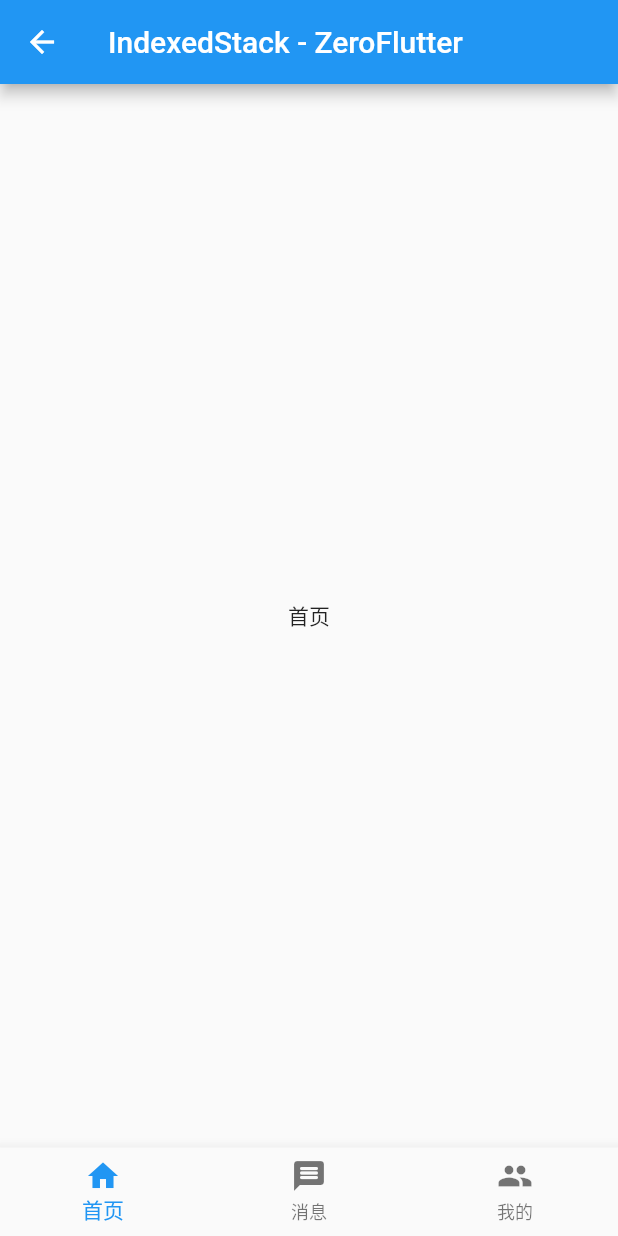
After one commit to BytesZero/flutter_widgets, a Flutter app: the IndexedStackPage screen opened directly, on a phone screen of 412 x 824 dp. The commit adds this screen. Run offline on Flutter 3.47's test engine with Material 2 defaults, Android fonts, the phone set to English and light mode, and no system bars.

Commit message:
1、添加 IndexedStack

```diff
--- a/lib/data/page_data.dart
+++ b/lib/data/page_data.dart
@@ -2,6 +2,7 @@ import 'package:flutter/material.dart';
 import 'package:flutter_widgets/pages/list/flex/column_row_page.dart';
 import 'package:flutter_widgets/pages/list/flex/flexible_expaned_spacer_page.dart';
 import 'package:flutter_widgets/pages/list/gridview/grid_view_page.dart';
+import 'package:flutter_widgets/pages/list/stack/indexed_stack_page.dart';
 import 'package:flutter_widgets/pages/list/stack/positioned_align_center_page.dart';
 import 'package:flutter_widgets/pages/list/stack/stack_page.dart';
 import 'package:flutter_widgets/pages/list/wrap/wrap_page.dart';
@@ -64,4 +65,8 @@ List<PageEntity> pageList = [
     title: 'Positioned、Align、Center',
     page: Stack2Page(),
   ),
+  PageEntity(
+    title: 'IndexedStack',
+    page: IndexedStackPage(),
+  ),
 ];
--- /dev/null
+++ b/lib/pages/list/stack/indexed_stack_page.dart
@@ -0,0 +1,106 @@
+import 'package:flutter/material.dart';
+
+/// IndexedStack 页面
+class IndexedStackPage extends StatefulWidget {
+  IndexedStackPage({Key? key}) : super(key: key);
+
+  @override
+  _IndexedStackPageState createState() => _IndexedStackPageState();
+}
+
+class _IndexedStackPageState extends State<IndexedStackPage> {
+  // 当前子项索引
+  int currentIndex = 0;
+  // 子项集
+  late List<Widget> children;
+
+  @override
+  void initState() {
+    super.initState();
+    // 初始化子项集合
+    children = [
+      PageDetails(title: '首页'),
+      PageDetails(title: '消息'),
+      PageDetails(title: '我的'),
+    ];
+  }
+
+  @override
+  Widget build(BuildContext context) {
+    return Scaffold(
+      appBar: AppBar(
+        title: Text('IndexedStack - ZeroFlutter'),
+      ),
+      body: IndexedStack(
+        alignment: Alignment.center,
+        index: currentIndex,
+        children: children,
+        // children: [
+        //   const PageDetails(title: '首页'),
+        //   const PageDetails(title: '消息'),
+        //   const PageDetails(title: '我的'),
+        //   // Container(
+        //   //   width: 300,
+        //   //   height: 300,
+        //   //   color: Colors.orange,
+        //   // ),
+        //   // Container(
+        //   //   width: 200,
+        //   //   height: 200,
+        //   //   color: Colors.red,
+        //   // ),
+        //   // Container(
+        //   //   width: 100,
+        //   //   height: 100,
+        //   //   color: Colors.blue,
+        //   // ),
+        // ],
+      ),
+      // 底部导航栏
+      bottomNavigationBar: BottomNavigationBar(
+        // 当前索引和 IndexedStack 使用同一个变量
+        currentIndex: currentIndex,
+        // 导航子项集
+        items: [
+          // 导航子项
+          BottomNavigationBarItem(
+            // 图标
+            icon: Icon(Icons.home),
+            // 文字内容
+            label: '首页',
+          ),
+          BottomNavigationBarItem(
+            icon: Icon(Icons.message_rounded),
+            label: '消息',
+          ),
+          BottomNavigationBarItem(
+            icon: Icon(Icons.people),
+            label: '我的',
+          ),
+        ],
+        onTap: (value) {
+          // 点击事件，用于改变当前索引，然后刷新
+          currentIndex = value;
+          setState(() {});
+        },
+      ),
+    );
+  }
+}
+
+/// 页面详情
+class PageDetails extends StatelessWidget {
+  const PageDetails({Key? key, required this.title}) : super(key: key);
+  final String title;
+
+  @override
+  Widget build(BuildContext context) {
+    // 这里的打印可以记录一下，后面会用到
+    print('PageDetails build title:$title');
+    return Scaffold(
+      body: Center(
+        child: Text(title),
+      ),
+    );
+  }
+}
```
Also changed, not shown: 1 other file.
